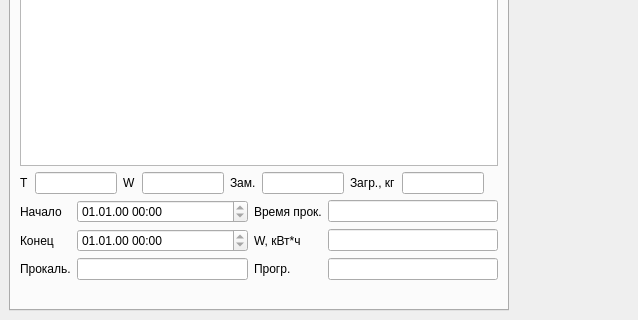
Old version of the form mainwindow.ui in the repository Sergeyego/dry_view; both pictures show x 0 to 638 and y 380 to 700 of the 1000 by 700 pixel window.
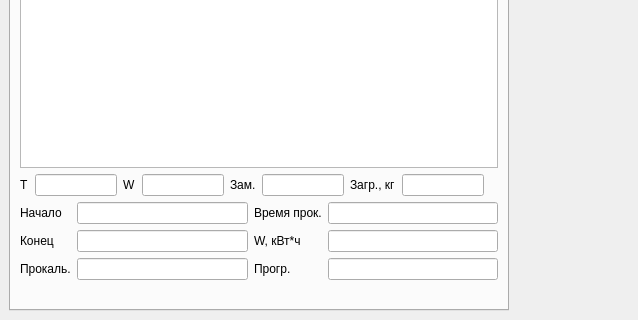
New version of the form. Icons and pictures are not drawn. Custom widgets are drawn as their Qt base class.

Commit message: fix utdate, datetimeedit

```diff
--- a/mainwindow.ui
+++ b/mainwindow.ui
@@ -196,13 +196,6 @@
          </item>
          <item>
           <layout class="QGridLayout" name="gridLayout">
-           <item row="0" column="0">
-            <widget class="QLabel" name="label_9">
-             <property name="text">
-              <string>Начало</string>
-             </property>
-            </widget>
-           </item>
            <item row="0" column="2">
             <widget class="QLabel" name="label_11">
              <property name="text">
@@ -252,26 +245,6 @@
              </property>
             </widget>
            </item>
-           <item row="0" column="1">
-            <widget class="QDateTimeEdit" name="dateTimeEditB">
-             <property name="readOnly">
-              <bool>true</bool>
-             </property>
-             <property name="displayFormat">
-              <string>dd.MM.yy HH:mm</string>
-             </property>
-            </widget>
-           </item>
-           <item row="1" column="1">
-            <widget class="QDateTimeEdit" name="dateTimeEditE">
-             <property name="readOnly">
-              <bool>true</bool>
-             </property>
-             <property name="displayFormat">
-              <string>dd.MM.yy HH:mm</string>
-             </property>
-            </widget>
-           </item>
            <item row="2" column="1">
             <widget class="QLineEdit" name="lineEditRab">
              <property name="readOnly">
@@ -286,6 +259,27 @@
              </property>
             </widget>
            </item>
+           <item row="1" column="1">
+            <widget class="QLineEdit" name="lineEditDEnd">
+             <property name="readOnly">
+              <bool>true</bool>
+             </property>
+            </widget>
+           </item>
+           <item row="0" column="0">
+            <widget class="QLabel" name="label_9">
+             <property name="text">
+              <string>Начало</string>
+             </property>
+            </widget>
+           </item>
+           <item row="0" column="1">
+            <widget class="QLineEdit" name="lineEditDBeg">
+             <property name="readOnly">
+              <bool>true</bool>
+             </property>
+            </widget>
+           </item>
           </layout>
          </item>
          <item>
```
The commit also changes 2 other files.
